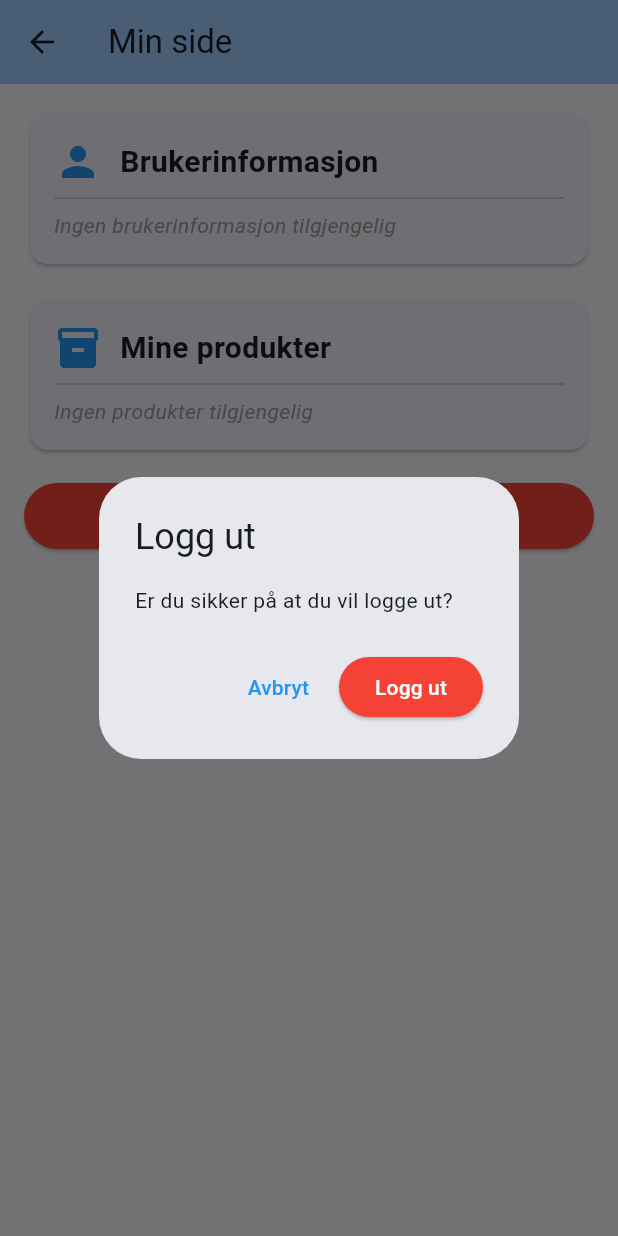
After one commit to amfh/flutter_app, a Flutter app: the MyPageScreen screen opened directly, after a tap on "Logg ut", on a phone screen of 412 x 824 dp. The commit adds this screen. Run offline on Flutter 3.47's test engine with Material 3 defaults, Android fonts, the phone set to English and light mode, and no system bars; our stand-ins replace connectivity_plus, flutter_html, html_unescape, jwt_decoder, shared_preferences; missing offline and left inert: aad_b2c_webview; accounts and stored records are empty.

Commit message:
Add min side me glogg ut og user session

```diff
--- /dev/null
+++ b/lib/screens/my_page_screen.dart
@@ -0,0 +1,313 @@
+import 'package:flutter/material.dart';
+import 'package:jwt_decoder/jwt_decoder.dart';
+import '../main.dart';
+
+class MyPageScreen extends StatefulWidget {
+  final String? idToken;
+  final String? userEmail;
+
+  const MyPageScreen({
+    super.key,
+    this.idToken,
+    this.userEmail,
+  });
+
+  @override
+  State<MyPageScreen> createState() => _MyPageScreenState();
+}
+
+class _MyPageScreenState extends State<MyPageScreen> {
+  Map<String, dynamic>? _decodedToken;
+  String? _displayName;
+  String? _email;
+  List<String>? _products;
+
+  @override
+  void initState() {
+    super.initState();
+    _parseTokenData();
+  }
+
+  void _parseTokenData() {
+    try {
+      // Bruk token fra UserSession hvis tilgjengelig
+      final token = UserSession.instance.idToken ?? widget.idToken;
+      final email = UserSession.instance.userEmail ?? widget.userEmail;
+
+      if (token != null && token.isNotEmpty) {
+        _decodedToken = JwtDecoder.decode(token);
+
+        // Hent standardfelter
+        _displayName = _decodedToken?['name'] ?? _decodedToken?['given_name'];
+        _email =
+            email ?? _decodedToken?['emails']?[0] ?? _decodedToken?['email'];
+
+        // Hent extension_Products
+        if (_decodedToken?['extension_Products'] != null) {
+          final productsValue = _decodedToken!['extension_Products'];
+          if (productsValue is String) {
+            // Hvis det er en kommaseparert streng
+            _products = productsValue.split(',').map((e) => e.trim()).toList();
+          } else if (productsValue is List) {
+            // Hvis det allerede er en liste
+            _products = productsValue.cast<String>();
+          }
+        }
+
+        setState(() {});
+      }
+    } catch (e) {
+      print('Error parsing token: $e');
+    }
+  }
+
+  @override
+  Widget build(BuildContext context) {
+    return Scaffold(
+      appBar: AppBar(
+        title: const Text('Min side'),
+        backgroundColor: Theme.of(context).colorScheme.inversePrimary,
+      ),
+      body: SingleChildScrollView(
+        padding: const EdgeInsets.all(16.0),
+        child: Column(
+          crossAxisAlignment: CrossAxisAlignment.start,
+          children: [
+            // Brukerinformasjon
+            Card(
+              child: Padding(
+                padding: const EdgeInsets.all(16.0),
+                child: Column(
+                  crossAxisAlignment: CrossAxisAlignment.start,
+                  children: [
+                    Row(
+                      children: [
+                        Icon(
+                          Icons.person,
+                          size: 32,
+                          color: Theme.of(context).primaryColor,
+                        ),
+                        const SizedBox(width: 12),
+                        const Text(
+                          'Brukerinformasjon',
+                          style: TextStyle(
+                            fontSize: 20,
+                            fontWeight: FontWeight.bold,
+                          ),
+                        ),
+                      ],
+                    ),
+                    const Divider(),
+                    if (_displayName != null) ...[
+                      _buildInfoRow('Navn', _displayName!),
+                      const SizedBox(height: 8),
+                    ],
+                    if (_email != null) ...[
+                      _buildInfoRow('E-post', _email!),
+                      const SizedBox(height: 8),
+                    ],
+                    if (_displayName == null && _email == null)
+                      const Text(
+                        'Ingen brukerinformasjon tilgjengelig',
+                        style: TextStyle(
+                          fontStyle: FontStyle.italic,
+                          color: Colors.grey,
+                        ),
+                      ),
+                  ],
+                ),
+              ),
+            ),
+
+            const SizedBox(height: 16),
+
+            // Produkter
+            Card(
+              child: Padding(
+                padding: const EdgeInsets.all(16.0),
+                child: Column(
+                  crossAxisAlignment: CrossAxisAlignment.start,
+                  children: [
+                    Row(
+                      children: [
+                        Icon(
+                          Icons.inventory,
+                          size: 32,
+                          color: Theme.of(context).primaryColor,
+                        ),
+                        const SizedBox(width: 12),
+                        const Text(
+                          'Mine produkter',
+                          style: TextStyle(
+                            fontSize: 20,
+                            fontWeight: FontWeight.bold,
+                          ),
+                        ),
+                      ],
+                    ),
+                    const Divider(),
+                    if (_products != null && _products!.isNotEmpty) ...[
+                      for (final product in _products!)
+                        Padding(
+                          padding: const EdgeInsets.symmetric(vertical: 4.0),
+                          child: Row(
+                            children: [
+                              const Icon(
+                                Icons.check_circle,
+                                color: Colors.green,
+                                size: 20,
+                              ),
+                              const SizedBox(width: 8),
+                              Expanded(
+                                child: Text(
+                                  product,
+                                  style: const TextStyle(fontSize: 16),
+                                ),
+                              ),
+                            ],
+                          ),
+                        ),
+                    ] else
+                      const Text(
+                        'Ingen produkter tilgjengelig',
+                        style: TextStyle(
+                          fontStyle: FontStyle.italic,
+                          color: Colors.grey,
+                        ),
+                      ),
+                  ],
+                ),
+              ),
+            ),
+
+            const SizedBox(height: 16),
+
+            // Logg ut knapp
+            SizedBox(
+              width: double.infinity,
+              child: ElevatedButton.icon(
+                onPressed: () {
+                  _showLogoutDialog(context);
+                },
+                icon: const Icon(Icons.logout),
+                label: const Text('Logg ut'),
+                style: ElevatedButton.styleFrom(
+                  backgroundColor: Colors.red,
+                  foregroundColor: Colors.white,
+                  padding: const EdgeInsets.symmetric(vertical: 12),
+                ),
+              ),
+            ),
+
+            const SizedBox(height: 16),
+
+            // Debug info (kan fjernes i produksjon)
+            if (_decodedToken != null) ...[
+              const Text(
+                'Debug informasjon:',
+                style: TextStyle(
+                  fontSize: 16,
+                  fontWeight: FontWeight.bold,
+                ),
+              ),
+              const SizedBox(height: 8),
+              Card(
+                color: Colors.grey[100],
+                child: Padding(
+                  padding: const EdgeInsets.all(12.0),
+                  child: Column(
+                    crossAxisAlignment: CrossAxisAlignment.start,
+                    children: [
+                      const Text(
+                        'JWT Token Claims:',
+                        style: TextStyle(fontWeight: FontWeight.bold),
+                      ),
+                      const SizedBox(height: 8),
+                      ..._decodedToken!.entries.map((entry) {
+                        return Padding(
+                          padding: const EdgeInsets.symmetric(vertical: 2.0),
+                          child: Text(
+                            '${entry.key}: ${entry.value}',
+                            style: const TextStyle(
+                              fontFamily: 'monospace',
+                              fontSize: 12,
+                            ),
+                          ),
+                        );
+                      }).toList(),
+                    ],
+                  ),
+                ),
+              ),
+            ],
+          ],
+        ),
+      ),
+    );
+  }
+
+  Widget _buildInfoRow(String label, String value) {
+    return Row(
+      crossAxisAlignment: CrossAxisAlignment.start,
+      children: [
+        SizedBox(
+          width: 80,
+          child: Text(
+            '$label:',
+            style: const TextStyle(
+              fontWeight: FontWeight.w500,
+              color: Colors.grey,
+            ),
+          ),
+        ),
+        Expanded(
+          child: Text(
+            value,
+            style: const TextStyle(fontSize: 16),
+          ),
+        ),
+      ],
+    );
+  }
+
+  void _showLogoutDialog(BuildContext context) {
+    showDialog(
+      context: context,
+      builder: (BuildContext context) {
+        return AlertDialog(
+          title: const Text('Logg ut'),
+          content: const Text('Er du sikker på at du vil logge ut?'),
+          actions: [
+            TextButton(
+              onPressed: () {
+                Navigator.of(context).pop(); // Lukk dialog
+              },
+              child: const Text('Avbryt'),
+            ),
+            ElevatedButton(
+              onPressed: () {
+                // Tøm UserSession
+                UserSession.instance.clearSession();
+
+                // Lukk dialog og gå tilbake til hovedskjerm
+                Navigator.of(context).pop();
+                Navigator.of(context).pop();
+
+                // Restart app eller gå til login-skjerm
+                Navigator.of(context).pushAndRemoveUntil(
+                  MaterialPageRoute(builder: (context) => const MyApp()),
+                  (route) => false,
+                );
+              },
+              style: ElevatedButton.styleFrom(
+                backgroundColor: Colors.red,
+                foregroundColor: Colors.white,
+              ),
+              child: const Text('Logg ut'),
+            ),
+          ],
+        );
+      },
+    );
+  }
+}
```
Also changed, not shown: lib/main.dart (+52 -6 lines), lib/widgets/main_scaffold.dart (+17 -0 lines).
